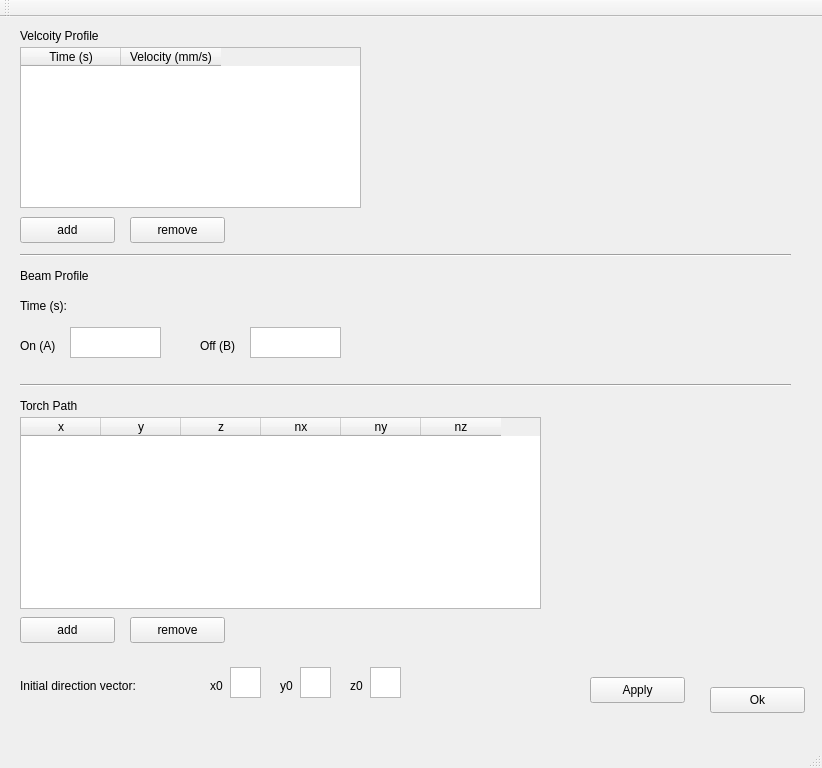
The window that GUI/moduleWeldPath.ui (j446edf/welding_workbench_mirror) describes before a commit, drawn with Qt 5.
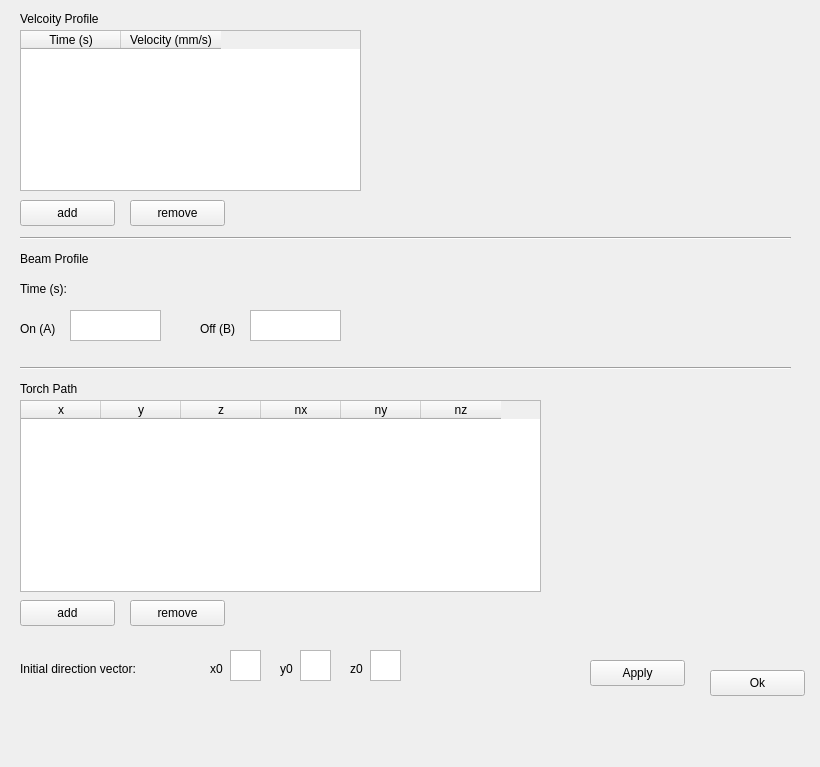
The same window after the commit. Icons and pictures are not drawn.

Commit message: [#9]: heatsource calib window and submodules updated

The edit to the form file:
```diff
--- a/GUI/moduleWeldPath.ui
+++ b/GUI/moduleWeldPath.ui
@@ -1,155 +1,18 @@
 <?xml version="1.0" encoding="UTF-8"?>
 <ui version="4.0">
- <class>MainWindow</class>
- <widget class="QMainWindow" name="MainWindow">
+ <class>Form</class>
+ <widget class="QWidget" name="Form">
   <property name="geometry">
    <rect>
     <x>0</x>
     <y>0</y>
-    <width>822</width>
-    <height>768</height>
+    <width>820</width>
+    <height>767</height>
    </rect>
   </property>
   <property name="windowTitle">
    <string>MainWindow</string>
   </property>
-  <widget class="QWidget" name="centralWidget">
-   <widget class="QLabel" name="v_t_header">
-    <property name="geometry">
-     <rect>
-      <x>20</x>
-      <y>10</y>
-      <width>121</width>
-      <height>18</height>
-     </rect>
-    </property>
-    <property name="text">
-     <string>Velcoity Profile</string>
-    </property>
-   </widget>
-   <widget class="QTextEdit" name="beam_on">
-    <property name="geometry">
-     <rect>
-      <x>70</x>
-      <y>310</y>
-      <width>91</width>
-      <height>31</height>
-     </rect>
-    </property>
-   </widget>
-   <widget class="QLabel" name="beam_on_label">
-    <property name="geometry">
-     <rect>
-      <x>20</x>
-      <y>320</y>
-      <width>51</width>
-      <height>18</height>
-     </rect>
-    </property>
-    <property name="text">
-     <string>On (A)</string>
-    </property>
-   </widget>
-   <widget class="QLabel" name="beam_t">
-    <property name="geometry">
-     <rect>
-      <x>20</x>
-      <y>280</y>
-      <width>71</width>
-      <height>18</height>
-     </rect>
-    </property>
-    <property name="text">
-     <string>Time (s):</string>
-    </property>
-   </widget>
-   <widget class="QLabel" name="beam_header">
-    <property name="geometry">
-     <rect>
-      <x>20</x>
-      <y>250</y>
-      <width>121</width>
-      <height>18</height>
-     </rect>
-    </property>
-    <property name="text">
-     <string>Beam Profile</string>
-    </property>
-   </widget>
-   <widget class="QTextEdit" name="beam_off">
-    <property name="geometry">
-     <rect>
-      <x>250</x>
-      <y>310</y>
-      <width>91</width>
-      <height>31</height>
-     </rect>
-    </property>
-   </widget>
-   <widget class="QLabel" name="beam_off_label">
-    <property name="geometry">
-     <rect>
-      <x>200</x>
-      <y>320</y>
-      <width>51</width>
-      <height>18</height>
-     </rect>
-    </property>
-    <property name="text">
-     <string>Off (B)</string>
-    </property>
-   </widget>
-   <widget class="QLabel" name="v_t_plot">
-    <property name="geometry">
-     <rect>
-      <x>560</x>
-      <y>130</y>
-      <width>231</width>
-      <height>101</height>
-     </rect>
-    </property>
-    <property name="text">
-     <string/>
-    </property>
-    <property name="pixmap">
-     <pixmap>Velocity_profile.png</pixmap>
-    </property>
-    <property name="scaledContents">
-     <bool>true</bool>
-    </property>
-   </widget>
-   <widget class="QLabel" name="beam_plot">
-    <property name="geometry">
-     <rect>
-      <x>560</x>
-      <y>250</y>
-      <width>231</width>
-      <height>101</height>
-     </rect>
-    </property>
-    <property name="text">
-     <string/>
-    </property>
-    <property name="pixmap">
-     <pixmap>Beam_profile.png</pixmap>
-    </property>
-    <property name="scaledContents">
-     <bool>true</bool>
-    </property>
-   </widget>
-   <widget class="QLabel" name="path_header">
-    <property name="geometry">
-     <rect>
-      <x>20</x>
-      <y>380</y>
-      <width>91</width>
-      <height>18</height>
-     </rect>
-    </property>
-    <property name="text">
-     <string>Torch Path</string>
-    </property>
-   </widget>
    <widget class="QTableWidget" name="path_table">
     <property name="geometry">
      <rect>
@@ -193,24 +56,11 @@
      </property>
     </column>
    </widget>
-   <widget class="QPushButton" name="path_addRow_button">
-    <property name="geometry">
-     <rect>
-      <x>20</x>
-      <y>600</y>
-      <width>95</width>
-      <height>26</height>
-     </rect>
-    </property>
-    <property name="text">
-     <string>add</string>
-    </property>
-   </widget>
-   <widget class="QPushButton" name="path_removeRow_button">
+  <widget class="QPushButton" name="v_t_removeRow_button">
     <property name="geometry">
      <rect>
       <x>130</x>
-      <y>600</y>
+     <y>200</y>
       <width>95</width>
       <height>26</height>
      </rect>
@@ -219,6 +69,83 @@
      <string>remove</string>
     </property>
    </widget>
+  <widget class="QLabel" name="beam_plot">
+   <property name="geometry">
+    <rect>
+     <x>560</x>
+     <y>250</y>
+     <width>231</width>
+     <height>101</height>
+    </rect>
+   </property>
+   <property name="text">
+    <string/>
+   </property>
+   <property name="pixmap">
+    <pixmap>Beam_profile.png</pixmap>
+   </property>
+   <property name="scaledContents">
+    <bool>true</bool>
+   </property>
+  </widget>
+  <widget class="QPushButton" name="button_apply">
+   <property name="geometry">
+    <rect>
+     <x>590</x>
+     <y>660</y>
+     <width>95</width>
+     <height>26</height>
+    </rect>
+   </property>
+   <property name="text">
+    <string>Apply</string>
+   </property>
+  </widget>
+  <widget class="QLabel" name="path_plot">
+   <property name="geometry">
+    <rect>
+     <x>560</x>
+     <y>410</y>
+     <width>241</width>
+     <height>161</height>
+    </rect>
+   </property>
+   <property name="text">
+    <string/>
+   </property>
+   <property name="pixmap">
+    <pixmap>path_description.png</pixmap>
+   </property>
+   <property name="scaledContents">
+    <bool>true</bool>
+   </property>
+  </widget>
+  <widget class="QLabel" name="dirx0_label">
+   <property name="geometry">
+    <rect>
+     <x>210</x>
+     <y>660</y>
+     <width>21</width>
+     <height>18</height>
+    </rect>
+   </property>
+   <property name="text">
+    <string>x0</string>
+   </property>
+  </widget>
+  <widget class="QLabel" name="path_header">
+   <property name="geometry">
+    <rect>
+     <x>20</x>
+     <y>380</y>
+     <width>91</width>
+     <height>18</height>
+    </rect>
+   </property>
+   <property name="text">
+    <string>Torch Path</string>
+   </property>
+  </widget>
    <widget class="QPushButton" name="button_ok">
     <property name="geometry">
      <rect>
@@ -232,6 +159,78 @@
      <string>Ok</string>
     </property>
    </widget>
+  <widget class="QTextEdit" name="beam_on">
+   <property name="geometry">
+    <rect>
+     <x>70</x>
+     <y>310</y>
+     <width>91</width>
+     <height>31</height>
+    </rect>
+   </property>
+  </widget>
+  <widget class="QLabel" name="beam_t">
+   <property name="geometry">
+    <rect>
+     <x>20</x>
+     <y>280</y>
+     <width>71</width>
+     <height>18</height>
+    </rect>
+   </property>
+   <property name="text">
+    <string>Time (s):</string>
+   </property>
+  </widget>
+  <widget class="QTextEdit" name="beam_off">
+   <property name="geometry">
+    <rect>
+     <x>250</x>
+     <y>310</y>
+     <width>91</width>
+     <height>31</height>
+    </rect>
+   </property>
+  </widget>
+  <widget class="QPushButton" name="v_t_addRow_button">
+   <property name="geometry">
+    <rect>
+     <x>20</x>
+     <y>200</y>
+     <width>95</width>
+     <height>26</height>
+    </rect>
+   </property>
+   <property name="text">
+    <string>add</string>
+   </property>
+  </widget>
+  <widget class="QLabel" name="v_t_header">
+   <property name="geometry">
+    <rect>
+     <x>20</x>
+     <y>10</y>
+     <width>121</width>
+     <height>18</height>
+    </rect>
+   </property>
+   <property name="text">
+    <string>Velcoity Profile</string>
+   </property>
+  </widget>
+  <widget class="Line" name="split1">
+   <property name="geometry">
+    <rect>
+     <x>20</x>
+     <y>230</y>
+     <width>771</width>
+     <height>16</height>
+    </rect>
+   </property>
+   <property name="orientation">
+    <enum>Qt::Horizontal</enum>
+   </property>
+  </widget>
    <widget class="QTextEdit" name="dirx0">
     <property name="geometry">
      <rect>
@@ -242,26 +241,6 @@
      </rect>
     </property>
    </widget>
-   <widget class="QTextEdit" name="diry0">
-    <property name="geometry">
-     <rect>
-      <x>300</x>
-      <y>650</y>
-      <width>31</width>
-      <height>31</height>
-     </rect>
-    </property>
-   </widget>
-   <widget class="QTextEdit" name="dirz0">
-    <property name="geometry">
-     <rect>
-      <x>370</x>
-      <y>650</y>
-      <width>31</width>
-      <height>31</height>
-     </rect>
-    </property>
-   </widget>
    <widget class="QLabel" name="dir0_label">
     <property name="geometry">
      <rect>
@@ -275,32 +254,6 @@
      <string>Initial direction vector:</string>
     </property>
    </widget>
-   <widget class="QLabel" name="dirx0_label">
-    <property name="geometry">
-     <rect>
-      <x>210</x>
-      <y>660</y>
-      <width>21</width>
-      <height>18</height>
-     </rect>
-    </property>
-    <property name="text">
-     <string>x0</string>
-    </property>
-   </widget>
-   <widget class="QLabel" name="diry0_label">
-    <property name="geometry">
-     <rect>
-      <x>280</x>
-      <y>660</y>
-      <width>21</width>
-      <height>18</height>
-     </rect>
-    </property>
-    <property name="text">
-     <string>y0</string>
-    </property>
-   </widget>
    <widget class="QLabel" name="dirz0_label">
     <property name="geometry">
      <rect>
@@ -314,6 +267,103 @@
      <string>z0</string>
     </property>
    </widget>
+  <widget class="Line" name="split2">
+   <property name="geometry">
+    <rect>
+     <x>20</x>
+     <y>360</y>
+     <width>771</width>
+     <height>16</height>
+    </rect>
+   </property>
+   <property name="orientation">
+    <enum>Qt::Horizontal</enum>
+   </property>
+  </widget>
+  <widget class="QLabel" name="beam_off_label">
+   <property name="geometry">
+    <rect>
+     <x>200</x>
+     <y>320</y>
+     <width>51</width>
+     <height>18</height>
+    </rect>
+   </property>
+   <property name="text">
+    <string>Off (B)</string>
+   </property>
+  </widget>
+  <widget class="QLabel" name="diry0_label">
+   <property name="geometry">
+    <rect>
+     <x>280</x>
+     <y>660</y>
+     <width>21</width>
+     <height>18</height>
+    </rect>
+   </property>
+   <property name="text">
+    <string>y0</string>
+   </property>
+  </widget>
+  <widget class="QLabel" name="beam_on_label">
+   <property name="geometry">
+    <rect>
+     <x>20</x>
+     <y>320</y>
+     <width>51</width>
+     <height>18</height>
+    </rect>
+   </property>
+   <property name="text">
+    <string>On (A)</string>
+   </property>
+  </widget>
+  <widget class="QLabel" name="v_t_plot">
+   <property name="geometry">
+    <rect>
+     <x>560</x>
+     <y>130</y>
+     <width>231</width>
+     <height>101</height>
+    </rect>
+   </property>
+   <property name="text">
+    <string/>
+   </property>
+   <property name="pixmap">
+    <pixmap>Velocity_profile.png</pixmap>
+   </property>
+   <property name="scaledContents">
+    <bool>true</bool>
+   </property>
+  </widget>
+  <widget class="QPushButton" name="path_removeRow_button">
+   <property name="geometry">
+    <rect>
+     <x>130</x>
+     <y>600</y>
+     <width>95</width>
+     <height>26</height>
+    </rect>
+   </property>
+   <property name="text">
+    <string>remove</string>
+   </property>
+  </widget>
+  <widget class="QLabel" name="beam_header">
+   <property name="geometry">
+    <rect>
+     <x>20</x>
+     <y>250</y>
+     <width>121</width>
+     <height>18</height>
+    </rect>
+   </property>
+   <property name="text">
+    <string>Beam Profile</string>
+   </property>
+  </widget>
    <widget class="QTableWidget" name="v_t_table">
     <property name="geometry">
      <rect>
@@ -337,24 +387,21 @@
      </property>
     </column>
    </widget>
-   <widget class="QPushButton" name="v_t_removeRow_button">
+  <widget class="QTextEdit" name="dirz0">
     <property name="geometry">
      <rect>
-      <x>130</x>
-      <y>200</y>
-      <width>95</width>
-      <height>26</height>
-     </rect>
-    </property>
-    <property name="text">
-     <string>remove</string>
-    </property>
-   </widget>
-   <widget class="QPushButton" name="v_t_addRow_button">
+     <x>370</x>
+     <y>650</y>
+     <width>31</width>
+     <height>31</height>
+    </rect>
+   </property>
+  </widget>
+  <widget class="QPushButton" name="path_addRow_button">
     <property name="geometry">
      <rect>
       <x>20</x>
-      <y>200</y>
+     <y>600</y>
       <width>95</width>
       <height>26</height>
      </rect>
@@ -363,86 +410,17 @@
      <string>add</string>
     </property>
    </widget>
-   <widget class="Line" name="split1">
+  <widget class="QTextEdit" name="diry0">
     <property name="geometry">
      <rect>
-      <x>20</x>
-      <y>230</y>
-      <width>771</width>
-      <height>16</height>
-     </rect>
-    </property>
-    <property name="orientation">
-     <enum>Qt::Horizontal</enum>
-    </property>
-   </widget>
-   <widget class="Line" name="split2">
-    <property name="geometry">
-     <rect>
-      <x>20</x>
-      <y>360</y>
-      <width>771</width>
-      <height>16</height>
-     </rect>
-    </property>
-    <property name="orientation">
-     <enum>Qt::Horizontal</enum>
-    </property>
-   </widget>
-   <widget class="QPushButton" name="button_apply">
-    <property name="geometry">
-     <rect>
-      <x>590</x>
-      <y>660</y>
-      <width>95</width>
-      <height>26</height>
-     </rect>
-    </property>
-    <property name="text">
-     <string>Apply</string>
-    </property>
-   </widget>
-   <widget class="QLabel" name="path_plot">
-    <property name="geometry">
-     <rect>
-      <x>560</x>
-      <y>410</y>
-      <width>241</width>
-      <height>161</height>
-     </rect>
-    </property>
-    <property name="text">
-     <string/>
-    </property>
-    <property name="pixmap">
-     <pixmap>path_description.png</pixmap>
-    </property>
-    <property name="scaledContents">
-     <bool>true</bool>
-    </property>
-   </widget>
-  </widget>
-  <widget class="QMenuBar" name="menuBar">
-   <property name="geometry">
-    <rect>
-     <x>0</x>
-     <y>0</y>
-     <width>822</width>
-     <height>23</height>
-    </rect>
-   </property>
-  </widget>
-  <widget class="QToolBar" name="mainToolBar">
-   <attribute name="toolBarArea">
-    <enum>TopToolBarArea</enum>
-   </attribute>
-   <attribute name="toolBarBreak">
-    <bool>false</bool>
-   </attribute>
-  </widget>
-  <widget class="QStatusBar" name="statusBar"/>
- </widget>
- <layoutdefault spacing="6" margin="11"/>
+     <x>300</x>
+     <y>650</y>
+     <width>31</width>
+     <height>31</height>
+    </rect>
+   </property>
+  </widget>
+ </widget>
  <resources/>
  <connections/>
 </ui>
```
Left out of the diff: 2 changed lines with no effect on the pictures. Lines whose indentation alone changed are shown as unchanged. The commit also changes 8 other files.
